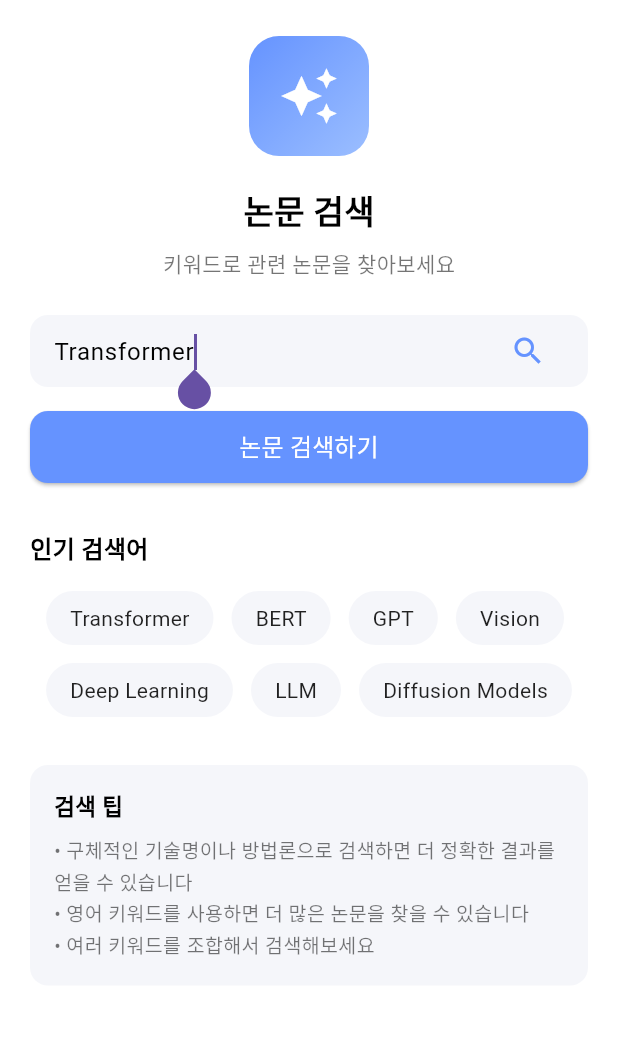
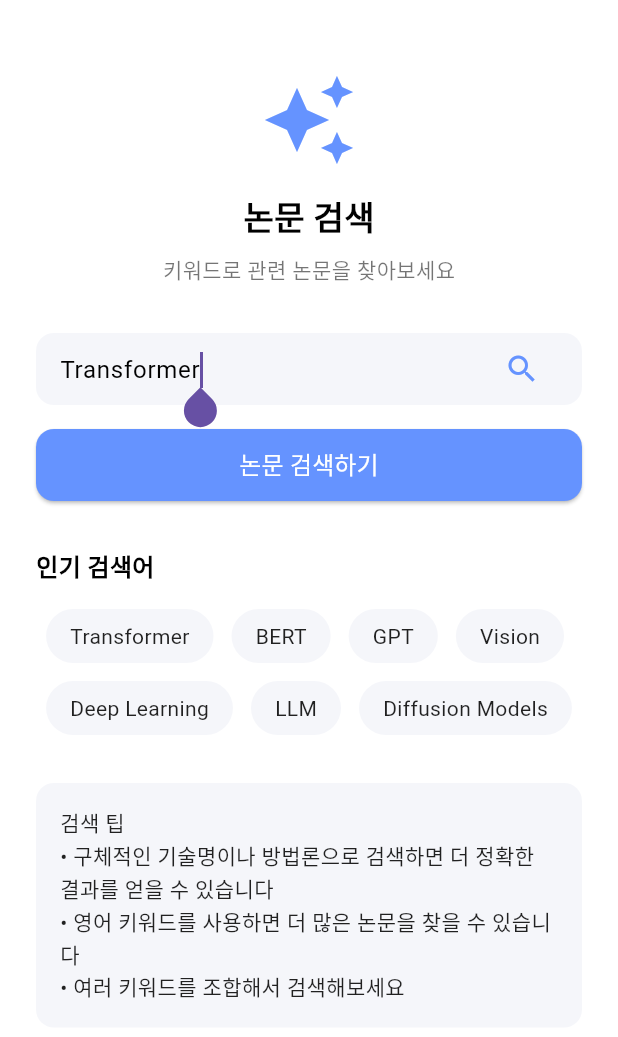
Before and after one commit to SSU-RSP/RSP-Frontend, a Flutter app: the HomePage screen opened directly, after a tap on "Transformer", on a phone screen of 412 x 824 dp. Shown: the top 1037 px of the screen. Run offline on Flutter 3.47's test engine with Material 3 defaults, Android fonts, the light colour scheme and no system bars.

```diff
--- a/lib/features/Home/home_screen.dart
+++ b/lib/features/Home/home_screen.dart
@@ -1,5 +1,7 @@
 import 'package:flutter/material.dart';
+import '../List/list_screen.dart';
 import 'search_result_screen.dart';
+import '../../models/paper_item.dart';
 
 class HomePage extends StatefulWidget {
   const HomePage({super.key});
@@ -23,14 +25,15 @@ class _HomePageState extends State<HomePage> {
       return;
     }
 
-    final dummyResults = [
+    // ✅ 더미 데이터
+    final results = [
       PaperItem(
-        title: '"$query"와 관련된 딥러닝 연구',
+        title: "$query 관련 최신 연구",
         authors: "Research Team A et al.",
         conference: "ICML",
         year: 2024,
         summary:
-        "이 논문은 $query 에 대한 최신 연구를 다룹니다. 혁신적인 접근으로 기존 한계를 극복하고 성능을 향상시켰습니다.",
+        "$query 에 대한 최신 연구를 다룹니다. 기존 한계를 극복하고 성능을 향상시켰습니다.",
       ),
       PaperItem(
         title: "$query 기반 새로운 아키텍처 설계",
@@ -38,81 +41,81 @@ class _HomePageState extends State<HomePage> {
         conference: "NeurIPS",
         year: 2023,
         summary:
-        "$query 를 활용한 아키텍처의 최적화 연구입니다. 실험 결과 기존 모델 대비 성능 향상을 확인했습니다.",
+        "$query 를 활용한 아키텍처 최적화 연구입니다. 실험 결과 기존 대비 성능이 향상되었습니다.",
       ),
       PaperItem(
-        title: "$query 의 실제 응용 사례 연구",
+        title: "$query 의 실제 응용 사례",
         authors: "Industry Team C et al.",
         conference: "ICLR",
         year: 2024,
-        summary:
-        "$query 기술을 실제 산업 현장에 적용한 사례를 분석하고, 안정성을 평가한 연구입니다.",
+        summary: "$query 기술의 실제 산업 적용 사례를 분석한 연구입니다.",
       ),
     ];
 
+    // 검색 결과 화면으로 이동
     Navigator.push(
       context,
       MaterialPageRoute(
-        builder: (_) => SearchResultScreen(query: query, results: dummyResults),
+        builder: (_) => SearchResultScreen(
+          query: query,
+          results: results,
+        ),
+      ),
+    );
+  }
+
+  // 인기 검색어 Chip 위젯
+  Widget _buildKeywordChip(String keyword) {
+    return GestureDetector(
+      onTap: () {
+        setState(() {
+          _searchController.text = keyword;
+        });
+        FocusScope.of(context).requestFocus(_focusNode);
+      },
+      child: Container(
+        padding: const EdgeInsets.symmetric(vertical: 8, horizontal: 16),
+        decoration: BoxDecoration(
+          color: const Color(0xFFF5F6FA),
+          borderRadius: BorderRadius.circular(20),
+        ),
+        child: Text(
+          keyword,
+          style: const TextStyle(fontSize: 14, color: Colors.black87),
+        ),
       ),
     );
   }
 
   @override
-  void dispose() {
-    _searchController.dispose();
-    _focusNode.dispose();
-    super.dispose();
-  }
-
-  @override
   Widget build(BuildContext context) {
     return Scaffold(
-      backgroundColor: Colors.white,
       body: SafeArea(
         child: SingleChildScrollView(
-          padding: const EdgeInsets.symmetric(horizontal: 20, vertical: 24),
+          padding: const EdgeInsets.all(24),
           child: Column(
             crossAxisAlignment: CrossAxisAlignment.center,
             children: [
-              /// 임시 아이콘 (추후 이미지 교체)
-              Container(
-                width: 80,
-                height: 80,
-                decoration: BoxDecoration(
-                  borderRadius: BorderRadius.circular(20),
-                  gradient: const LinearGradient(
-                    colors: [Color(0xFF6593FF), Color(0xFF9BBEFF)],
-                    begin: Alignment.topLeft,
-                    end: Alignment.bottomRight,
+              const SizedBox(height: 24),
+
+              /// 상단 아이콘 + 타이틀
+              Column(
+                children: const [
+                  Icon(Icons.auto_awesome, size: 64, color: Color(0xFF6593FF)),
+                  SizedBox(height: 16),
+                  Text(
+                    "논문 검색",
+                    style: TextStyle(fontSize: 22, fontWeight: FontWeight.bold),
                   ),
-                ),
-                child: const Icon(
-                  Icons.auto_awesome,
-                  color: Colors.white,
-                  size: 40,
-                ),
-              ),
-              const SizedBox(height: 20),
-
-              /// 타이틀
-              const Text(
-                "논문 검색",
-                style: TextStyle(
-                  fontSize: 22,
-                  fontWeight: FontWeight.bold,
-                ),
-              ),
-              const SizedBox(height: 8),
-              const Text(
-                "키워드로 관련 논문을 찾아보세요",
-                style: TextStyle(
-                  fontSize: 14,
-                  color: Colors.black54,
-                ),
+                  SizedBox(height: 8),
+                  Text(
+                    "키워드로 관련 논문을 찾아보세요",
+                    style: TextStyle(fontSize: 14, color: Colors.black54),
+                  ),
+                ],
               ),
 
-              const SizedBox(height: 24),
+              const SizedBox(height: 32),
 
               /// 검색 입력창
               Container(
@@ -131,19 +134,11 @@ class _HomePageState extends State<HomePage> {
                           hintText: "논문 검색 키워드 입력 (예: Transformer)",
                           border: InputBorder.none,
                         ),
-                        onSubmitted: (_) {
-                          FocusScope.of(context).unfocus();
-                          _executeSearch();
-                        },
                       ),
                     ),
                     IconButton(
-                      icon:
-                      const Icon(Icons.search, color: Color(0xFF6593FF)),
-                      onPressed: () {
-                        FocusScope.of(context).unfocus();
-                        _executeSearch();
-                      },
+                      icon: const Icon(Icons.search, color: Color(0xFF6593FF)),
+                      onPressed: _executeSearch,
                     ),
                   ],
                 ),
@@ -155,10 +150,7 @@ class _HomePageState extends State<HomePage> {
                 width: double.infinity,
                 height: 48,
                 child: ElevatedButton(
-                  onPressed: () {
-                    FocusScope.of(context).unfocus();
-                    _executeSearch();
-                  },
+                  onPressed: _executeSearch,
                   style: ElevatedButton.styleFrom(
                     backgroundColor: const Color(0xFF6593FF),
                     shape: RoundedRectangleBorder(
@@ -211,28 +203,12 @@ class _HomePageState extends State<HomePage> {
                   color: const Color(0xFFF5F6FA),
                   borderRadius: BorderRadius.circular(12),
                 ),
-                child: const Column(
-                  crossAxisAlignment: CrossAxisAlignment.start,
-                  children: [
-                    Text(
-                      "검색 팁",
-                      style: TextStyle(
-                        fontSize: 15,
-                        fontWeight: FontWeight.bold,
-                      ),
-                    ),
-                    SizedBox(height: 8),
-                    Text(
+                child: const Text(
+                  "검색 팁\n"
                       "• 구체적인 기술명이나 방법론으로 검색하면 더 정확한 결과를 얻을 수 있습니다\n"
-                          "• 영어 키워드를 사용하면 더 많은 논문을 찾을 수 있습니다\n"
-                          "• 여러 키워드를 조합해서 검색해보세요",
-                      style: TextStyle(
-                        fontSize: 13,
-                        color: Colors.black54,
-                        height: 1.5,
-                      ),
-                    ),
-                  ],
+                      "• 영어 키워드를 사용하면 더 많은 논문을 찾을 수 있습니다\n"
+                      "• 여러 키워드를 조합해서 검색해보세요",
+                  style: TextStyle(fontSize: 14, color: Colors.black87, height: 1.5),
                 ),
               ),
             ],
@@ -241,27 +217,4 @@ class _HomePageState extends State<HomePage> {
       ),
     );
   }
-
-  // 인기 검색어 칩 위젯
-  Widget _buildKeywordChip(String keyword) {
-    return GestureDetector(
-      onTap: () {
-        setState(() {
-          _searchController.text = keyword;
-        });
-        FocusScope.of(context).requestFocus(_focusNode);
-      },
-      child: Container(
-        padding: const EdgeInsets.symmetric(vertical: 8, horizontal: 16),
-        decoration: BoxDecoration(
-          color: const Color(0xFFF5F6FA),
-          borderRadius: BorderRadius.circular(20),
-        ),
-        child: Text(
-          keyword,
-          style: const TextStyle(fontSize: 14, color: Colors.black87),
-        ),
-      ),
-    );
-  }
 }
--- /dev/null
+++ b/lib/models/paper_item.dart
@@ -0,0 +1,15 @@
+class PaperItem {
+  final String title;
+  final String authors;
+  final String conference;
+  final int year;
+  final String summary;
+
+  PaperItem({
+    required this.title,
+    required this.authors,
+    required this.conference,
+    required this.year,
+    required this.summary,
+  });
+}
```
Also changed, not shown: lib/features/Home/paper_detail_screen.dart (added, +33 -0 lines), lib/features/Home/search_result_screen.dart (+17 -101 lines), lib/features/List/list_screen.dart (added, +97 -0 lines), lib/main_screen.dart (+2 -11 lines), lib/widgets/paper_card.dart (added, +115 -0 lines).
